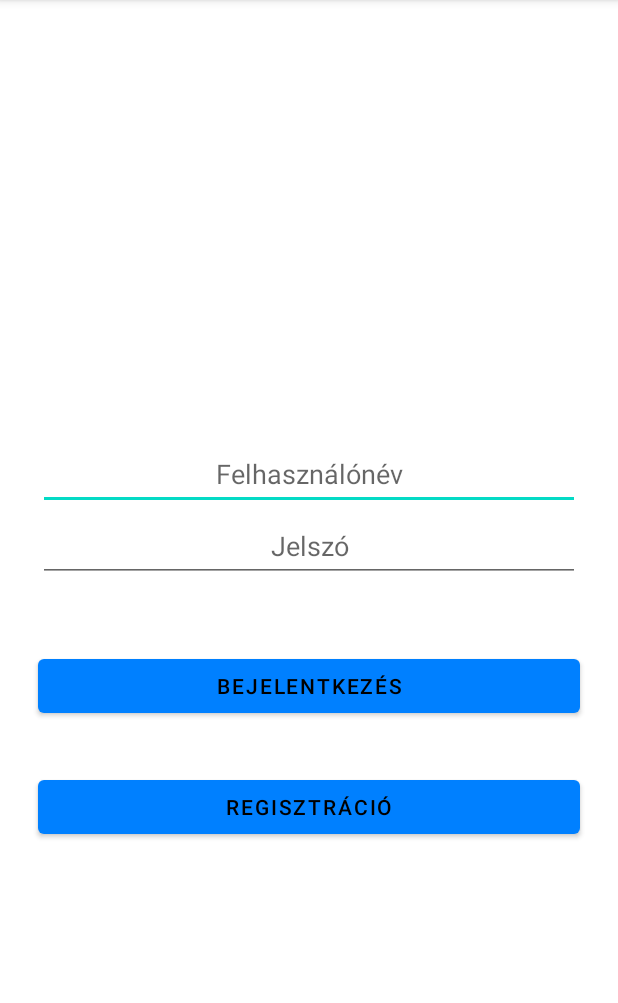
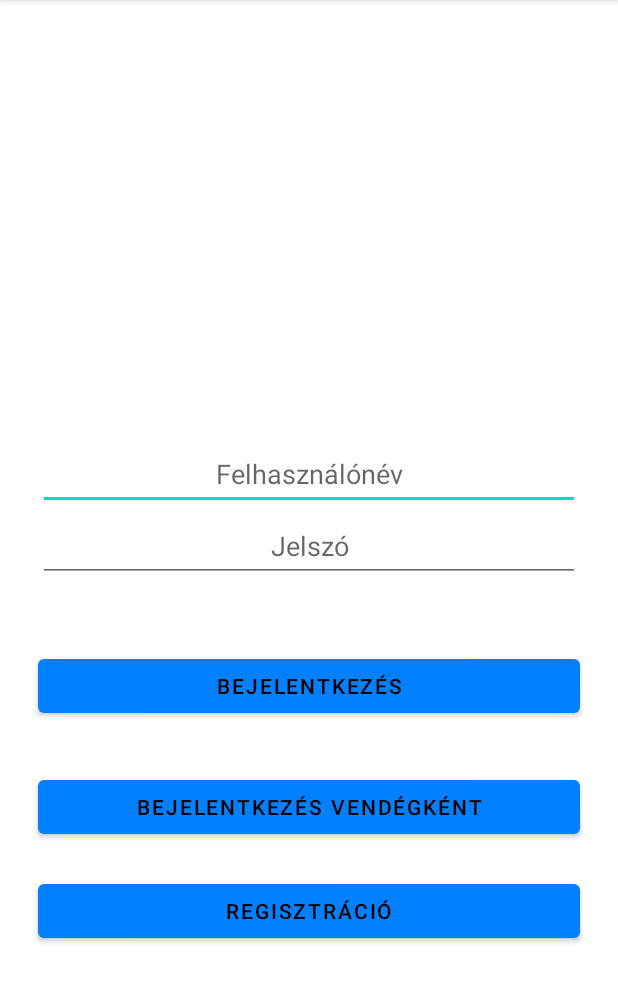
Before and after one commit to Larion2003/TicketExpress, an Android app: the screen it shows after launch (MainActivity), after a tap on "BEJELENTKEZÉS", on a phone screen of 412 x 824 dp, the part 84-1087 px from its top. Run offline under Robolectric (Android 15) with nearby library versions, the phone set to English and light mode, and no system bars; our stand-ins replace Firebase (no records; nobody signed in at launch, a user with empty details on screens opened directly).

Commit message:
Első mérföldkő megvalósítása

```diff
--- a/app/src/main/java/com/example/ticketexpress/MainActivity.java
+++ b/app/src/main/java/com/example/ticketexpress/MainActivity.java
@@ -1,5 +1,6 @@
 package com.example.ticketexpress;
 
+import androidx.annotation.NonNull;
 import androidx.appcompat.app.AppCompatActivity;
 
 import android.content.Intent;
@@ -8,6 +9,12 @@ import android.os.Bundle;
 import android.util.Log;
 import android.view.View;
 import android.widget.EditText;
+import android.widget.Toast;
+
+import com.google.android.gms.tasks.OnCompleteListener;
+import com.google.android.gms.tasks.Task;
+import com.google.firebase.auth.AuthResult;
+import com.google.firebase.auth.FirebaseAuth;
 
 public class MainActivity extends AppCompatActivity {
     //Classname lekérése
@@ -21,6 +28,7 @@ public class MainActivity extends AppCompatActivity {
     EditText passwordET;
 
     private SharedPreferences preferences;
+    private FirebaseAuth FBAuth;
 
 
     @Override
@@ -33,7 +41,7 @@ public class MainActivity extends AppCompatActivity {
         passwordET = findViewById(R.id.editTextPassword);
 
         preferences = getSharedPreferences(PREFERENCE_KEY,MODE_PRIVATE);
-
+        FBAuth = FirebaseAuth.getInstance();
 
         Log.i(LOG_TAG,"onCreate");
     }
@@ -43,7 +51,42 @@ public class MainActivity extends AppCompatActivity {
         String password = passwordET.getText().toString();
 
         //Teszt
-        Log.i(LOG_TAG,"Bejelentkezett: " + userName + ", jelszó: " + password);
+        //Log.i(LOG_TAG,"Bejelentkezett: " + userName + ", jelszó: " + password);
+
+        FBAuth.signInWithEmailAndPassword(userName,password).addOnCompleteListener(this, new OnCompleteListener<AuthResult>() {
+            @Override
+            public void onComplete(@NonNull Task<AuthResult> task) {
+                if (task.isSuccessful()){
+                    Log.d(LOG_TAG,"A felhasználó sikeresen belépett!");
+                    startShopping();
+                }  else {
+                    Log.d(LOG_TAG,"A felhasználó belépése elutasítva!");
+                    Toast.makeText(MainActivity.this,"A felhasználó belépése elutasítva!" + task.getException().getMessage(),Toast.LENGTH_LONG).show();
+                }
+            }
+        });
+    }
+
+    private void startShopping(){
+        Intent intent = new Intent(this,ShopListActivity.class);
+        startActivity(intent);
+    }
+
+
+    public void loginAsGuest(View view) {
+        //TODO login
+        FBAuth.signInAnonymously().addOnCompleteListener(this, new OnCompleteListener<AuthResult>() {
+            @Override
+            public void onComplete(@NonNull Task<AuthResult> task) {
+                if (task.isSuccessful()){
+                    Log.d(LOG_TAG,"Az anoním felhasználó sikeresen belépett!");
+                    startShopping();
+                }  else {
+                    Log.d(LOG_TAG,"Az anoním felhasználó belépése elutasítva!");
+                    Toast.makeText(MainActivity.this,"A felhasználó belépése elutasítva!" + task.getException().getMessage(),Toast.LENGTH_LONG).show();
+                }
+            }
+        });
     }
 
     public void register(View view) {
@@ -51,6 +94,8 @@ public class MainActivity extends AppCompatActivity {
         intent.putExtra("SECRET_KEY",SECRET_KEY);
         startActivity(intent);
     }
+
+
 
     ///////////////////////////////////////////////////////////////////////////////////
     ///////////////////////////////////////////////////////////////////////////////////
@@ -98,4 +143,5 @@ public class MainActivity extends AppCompatActivity {
         super.onResume();
         Log.i(LOG_TAG,"onResume");
     }
+
 }
--- a/app/src/main/res/layout-land/activity_main.xml
+++ b/app/src/main/res/layout-land/activity_main.xml
@@ -13,7 +13,7 @@
         android:id="@+id/editTextUserName"
         android:layout_width="match_parent"
         android:layout_height="wrap_content"
-        android:layout_marginTop="20dp"
+        android:layout_marginTop="@dimen/default_margin"
         android:ems="10"
 
         android:layout_marginLeft="150dp"
@@ -30,7 +30,7 @@
         android:id="@+id/editTextPassword"
         android:layout_width="match_parent"
         android:layout_height="wrap_content"
-        android:layout_marginTop="20dp"
+        android:layout_marginTop="@dimen/default_margin"
         android:ems="10"
 
         android:layout_marginLeft="150dp"
@@ -47,9 +47,26 @@
         android:id="@+id/loginButton"
         android:layout_width="match_parent"
         android:layout_height="wrap_content"
-        android:layout_marginTop="40dp"
+        android:layout_marginTop="@dimen/default_margin"
         android:onClick="login"
         android:text="@string/login"
+
+        android:layout_marginLeft="150dp"
+        android:layout_marginRight="150dp"
+
+        android:textColor="#000000"
+        app:layout_constraintVertical_bias="0.136"
+        tools:ignore="UsingOnClickInXml" />
+
+    <!--Bejelentkezés vendégként-->
+    <Button
+        android:textAlignment="center"
+        android:id="@+id/guestLoginButton"
+        android:layout_width="match_parent"
+        android:layout_height="wrap_content"
+        android:layout_marginTop="@dimen/default_margin"
+        android:onClick="login"
+        android:text="@string/guestlogin"
 
         android:layout_marginLeft="150dp"
         android:layout_marginRight="150dp"
@@ -64,7 +81,7 @@
         android:id="@+id/registerButton"
         android:layout_width="match_parent"
         android:layout_height="wrap_content"
-        android:layout_marginTop="20dp"
+        android:layout_marginTop="@dimen/default_margin"
         android:onClick="register"
         android:text="@string/registration"
 
--- a/app/src/main/res/layout/activity_main.xml
+++ b/app/src/main/res/layout/activity_main.xml
@@ -63,6 +63,24 @@
         app:layout_constraintTop_toBottomOf="@+id/editTextPassword"
         app:layout_constraintVertical_bias="0.136" />
 
+    <!--Bejelentkezés vendégként-->
+    <Button
+        android:id="@+id/guestLoginButton"
+        android:layout_width="0dp"
+        android:layout_height="wrap_content"
+        android:onClick="loginAsGuest"
+        android:text="@string/guestlogin"
+
+        android:layout_marginLeft="25dp"
+        android:layout_marginRight="25dp"
+
+        app:layout_constraintBottom_toBottomOf="parent"
+        app:layout_constraintEnd_toEndOf="parent"
+        app:layout_constraintHorizontal_bias="1.0"
+        app:layout_constraintStart_toStartOf="parent"
+        app:layout_constraintTop_toBottomOf="@+id/loginButton"
+        app:layout_constraintVertical_bias="0.136" />
+
     <!--Regisztráció-->
     <Button
         android:id="@+id/registerButton"
@@ -78,7 +96,7 @@
         app:layout_constraintEnd_toEndOf="parent"
         app:layout_constraintHorizontal_bias="1.0"
         app:layout_constraintStart_toStartOf="parent"
-        app:layout_constraintTop_toBottomOf="@+id/loginButton"
+        app:layout_constraintTop_toBottomOf="@+id/guestLoginButton"
         app:layout_constraintVertical_bias="0.136" />
 
 </androidx.constraintlayout.widget.ConstraintLayout>
--- a/app/src/main/res/values/strings.xml
+++ b/app/src/main/res/values/strings.xml
@@ -11,6 +11,7 @@
     <string name="address">Postai cím</string>
     <string name="buyer">Vásárló</string>
     <string name="seller">Eladó</string>
+    <string name="guestlogin">Bejelentkezés vendégként</string>
     <string-array name="phonemodes">
         <item>Otthoni</item>
         <item>Munkahelyi</item>
```
Also changed, not shown: app/src/main/java/com/example/ticketexpress/RegisterActivity.java (+27 -6 lines), app/src/main/java/com/example/ticketexpress/ShopListActivity.java (+15 -0 lines).
